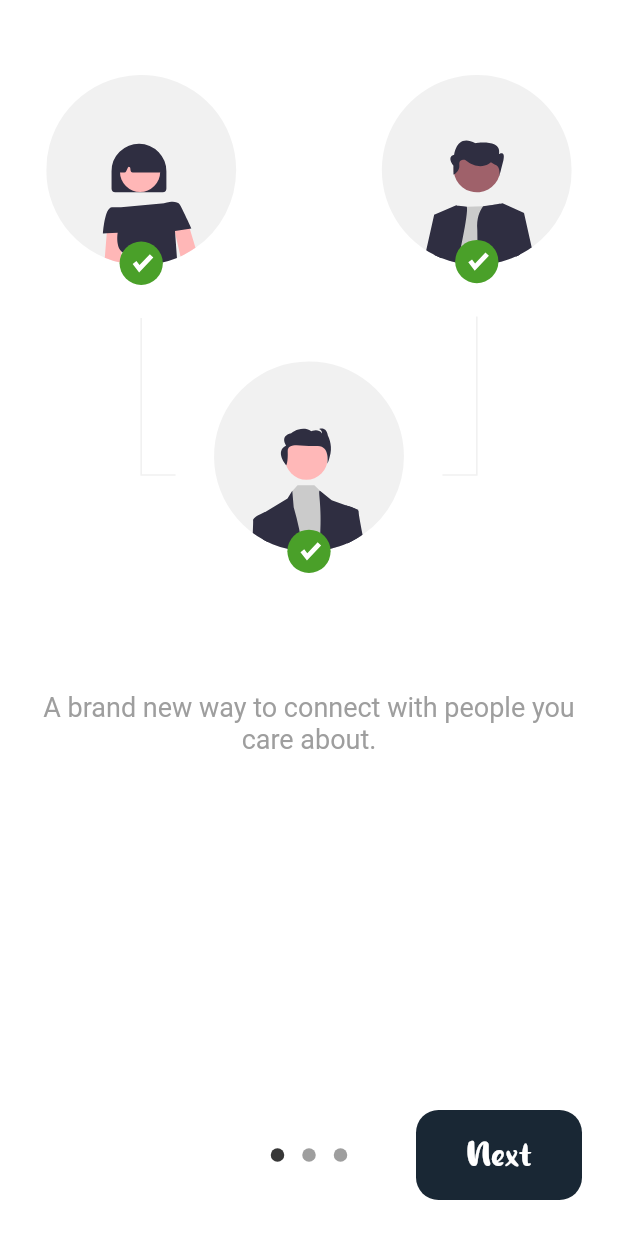
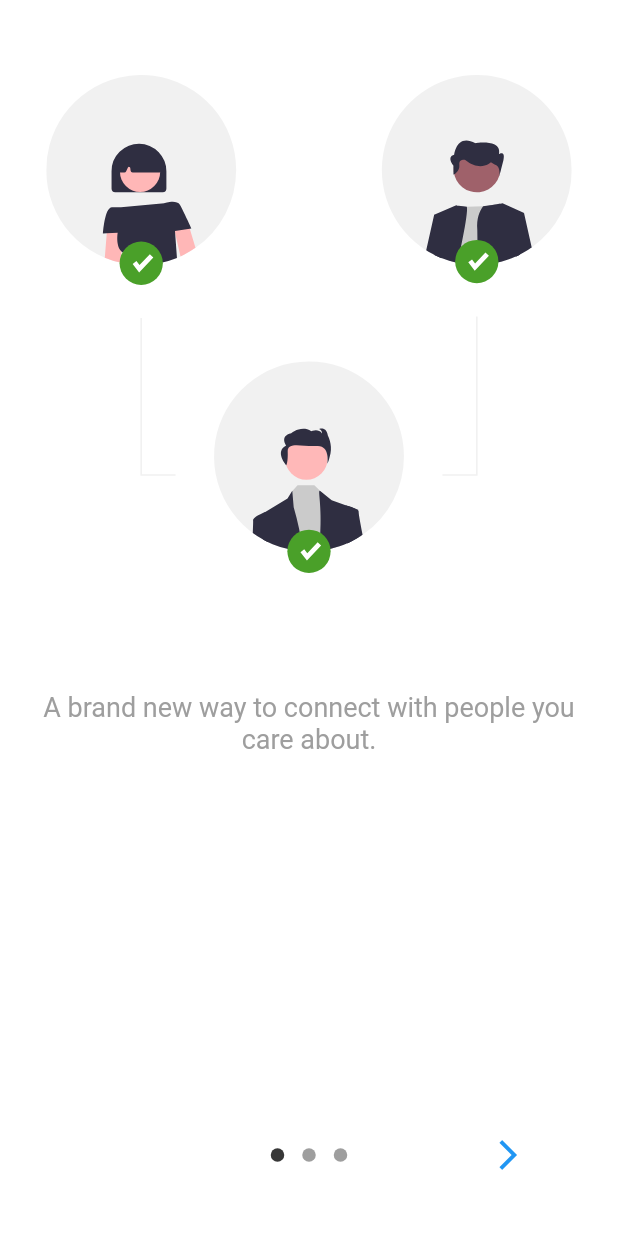
Before and after one commit to FarhanSyedain/chat_app, a Flutter app: the screen it shows after launch, on a phone screen of 412 x 824 dp. Run offline on Flutter 3.47's test engine with Material 2 defaults, Android fonts, the phone set to English and light mode, and no system bars; drawn by our look-alikes of introduction_screen; our stand-ins replace awesome_dialog, cloud_firestore, firebase_auth, firebase_core, firebase_storage, fluentui_icons and 7 more; missing offline and left inert: flutter_twitter_login; accounts and stored records are empty.

Commit message:
Changed next button to Icon

```diff
--- a/lib/screens/welcome/welcome.dart
+++ b/lib/screens/welcome/welcome.dart
@@ -36,7 +36,14 @@ class _WelcomeScreenState extends State<WelcomeScreen> {
         },
         // showNextButton: false,
 
-        next: CustomProceedButton("Next"), // todo: put CustomProceedButton here
+        // next: CustomProceedButton("Next"), // todo: put CustomProceedButton here
+        next: Container(
+          height: 60,
+          child: RotatedBox(
+            child: Icon(Icons.arrow_back_ios,color: Theme.of(context).accentColor,),
+            quarterTurns: 2,
+          ),
+        ),
         pages: [
           PageViewModel(
             decoration: PageDecoration(
```
